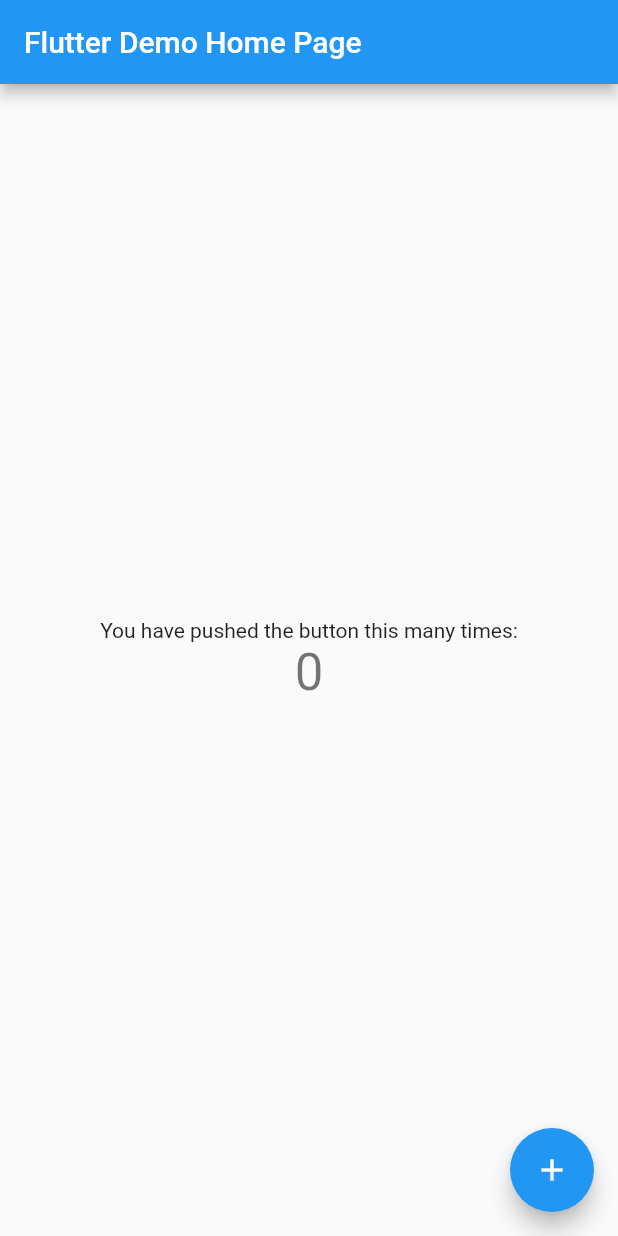
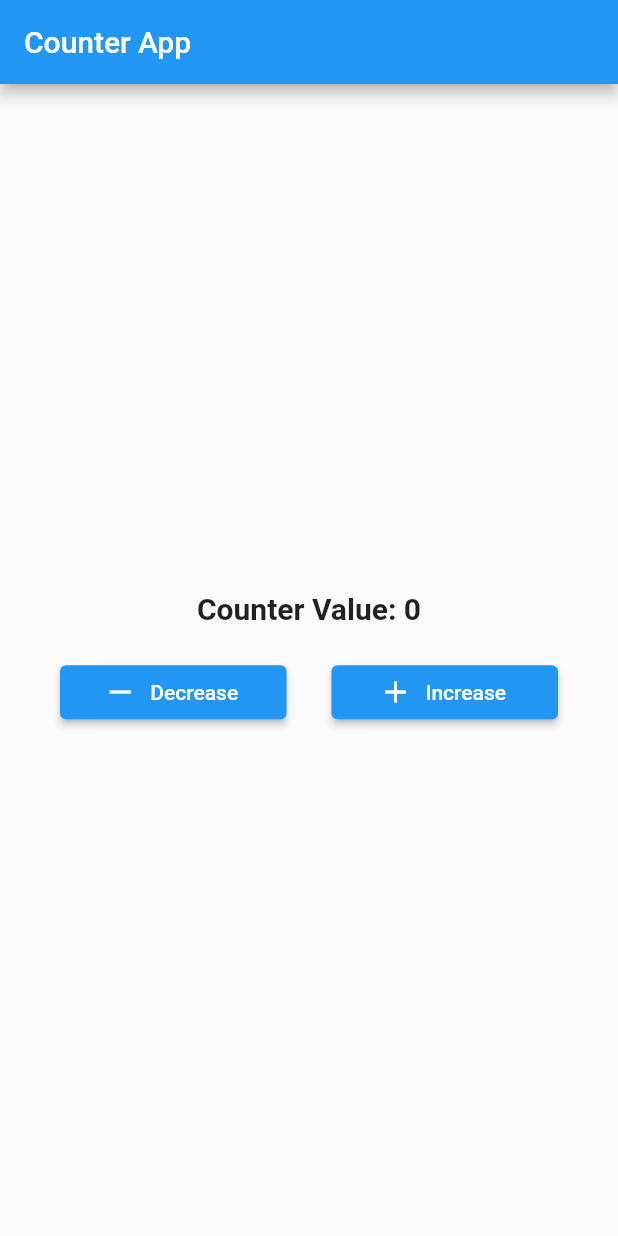
Before and after one commit to Neloy-SWE/Counter-App, a Flutter app: the screen it shows after launch, on a phone screen of 412 x 824 dp. Run offline on Flutter 3.47's test engine with Material 2 defaults, Android fonts, the phone set to English and light mode, and no system bars.

Commit message:
user interface done, uitilies are added

```diff
--- a/lib/main.dart
+++ b/lib/main.dart
@@ -1,3 +1,4 @@
+import 'package:counter_app/screens/homepage.dart';
 import 'package:flutter/material.dart';
 
 void main() {
@@ -5,111 +6,10 @@ void main() {
 }
 
 class MyApp extends StatelessWidget {
-  const MyApp({super.key});
-
-  // This widget is the root of your application.
-  @override
-  Widget build(BuildContext context) {
-    return MaterialApp(
-      title: 'Flutter Demo',
-      theme: ThemeData(
-        // This is the theme of your application.
-        //
-        // Try running your application with "flutter run". You'll see the
-        // application has a blue toolbar. Then, without quitting the app, try
-        // changing the primarySwatch below to Colors.green and then invoke
-        // "hot reload" (press "r" in the console where you ran "flutter run",
-        // or simply save your changes to "hot reload" in a Flutter IDE).
-        // Notice that the counter didn't reset back to zero; the application
-        // is not restarted.
-        primarySwatch: Colors.blue,
-      ),
-      home: const MyHomePage(title: 'Flutter Demo Home Page'),
-    );
-  }
-}
-
-class MyHomePage extends StatefulWidget {
-  const MyHomePage({super.key, required this.title});
-
-  // This widget is the home page of your application. It is stateful, meaning
-  // that it has a State object (defined below) that contains fields that affect
-  // how it looks.
-
-  // This class is the configuration for the state. It holds the values (in this
-  // case the title) provided by the parent (in this case the App widget) and
-  // used by the build method of the State. Fields in a Widget subclass are
-  // always marked "final".
-
-  final String title;
-
-  @override
-  State<MyHomePage> createState() => _MyHomePageState();
-}
-
-class _MyHomePageState extends State<MyHomePage> {
-  int _counter = 0;
-
-  void _incrementCounter() {
-    setState(() {
-      // This call to setState tells the Flutter framework that something has
-      // changed in this State, which causes it to rerun the build method below
-      // so that the display can reflect the updated values. If we changed
-      // _counter without calling setState(), then the build method would not be
-      // called again, and so nothing would appear to happen.
-      _counter++;
-    });
-  }
+  const MyApp({Key? key}) : super(key: key);
 
   @override
   Widget build(BuildContext context) {
-    // This method is rerun every time setState is called, for instance as done
-    // by the _incrementCounter method above.
-    //
-    // The Flutter framework has been optimized to make rerunning build methods
-    // fast, so that you can just rebuild anything that needs updating rather
-    // than having to individually change instances of widgets.
-    return Scaffold(
-      appBar: AppBar(
-        // Here we take the value from the MyHomePage object that was created by
-        // the App.build method, and use it to set our appbar title.
-        title: Text(widget.title),
-      ),
-      body: Center(
-        // Center is a layout widget. It takes a single child and positions it
-        // in the middle of the parent.
-        child: Column(
-          // Column is also a layout widget. It takes a list of children and
-          // arranges them vertically. By default, it sizes itself to fit its
-          // children horizontally, and tries to be as tall as its parent.
-          //
-          // Invoke "debug painting" (press "p" in the console, choose the
-          // "Toggle Debug Paint" action from the Flutter Inspector in Android
-          // Studio, or the "Toggle Debug Paint" command in Visual Studio Code)
-          // to see the wireframe for each widget.
-          //
-          // Column has various properties to control how it sizes itself and
-          // how it positions its children. Here we use mainAxisAlignment to
-          // center the children vertically; the main axis here is the vertical
-          // axis because Columns are vertical (the cross axis would be
-          // horizontal).
-          mainAxisAlignment: MainAxisAlignment.center,
-          children: <Widget>[
-            const Text(
-              'You have pushed the button this many times:',
-            ),
-            Text(
-              '$_counter',
-              style: Theme.of(context).textTheme.headline4,
-            ),
-          ],
-        ),
-      ),
-      floatingActionButton: FloatingActionButton(
-        onPressed: _incrementCounter,
-        tooltip: 'Increment',
-        child: const Icon(Icons.add),
-      ), // This trailing comma makes auto-formatting nicer for build methods.
-    );
+    return const HomePage();
   }
 }
--- /dev/null
+++ b/lib/screens/homepage.dart
@@ -0,0 +1,69 @@
+import 'package:counter_app/utils/app_size.dart';
+import 'package:counter_app/utils/strings.dart';
+import 'package:flutter/material.dart';
+
+class HomePage extends StatelessWidget {
+  const HomePage({Key? key}) : super(key: key);
+
+  @override
+  Widget build(BuildContext context) {
+    return MaterialApp(
+      title: AllText.appTitle,
+      debugShowCheckedModeBanner: false,
+      home: Scaffold(
+        appBar: AppBar(
+          title: const Text(AllText.appTitle),
+        ),
+        body: Column(
+          mainAxisAlignment: MainAxisAlignment.center,
+          children: [
+            // result text
+            const Center(
+              child: Text(
+                "${AllText.counterValueColon}0",
+                style: TextStyle(
+                  fontSize: 20,
+                  fontWeight: FontWeight.bold,
+                ),
+              ),
+            ),
+            Gap.h20,
+
+            // buttons
+            Padding(
+              padding: const EdgeInsets.symmetric(horizontal: 40),
+              child: Row(
+                mainAxisAlignment: MainAxisAlignment.spaceEvenly,
+                children: [
+                  Expanded(
+                    child: ElevatedButton.icon(
+                      onPressed: () {},
+                      icon: const Icon(
+                        Icons.remove,
+                      ),
+                      label: const Text(
+                        AllText.decrease,
+                      ),
+                    ),
+                  ),
+                  Gap.w30,
+                  Expanded(
+                    child: ElevatedButton.icon(
+                      onPressed: () {},
+                      icon: const Icon(
+                        Icons.add,
+                      ),
+                      label: const Text(
+                        AllText.increase,
+                      ),
+                    ),
+                  ),
+                ],
+              ),
+            ),
+          ],
+        ),
+      ),
+    );
+  }
+}
--- /dev/null
+++ b/lib/utils/app_size.dart
@@ -0,0 +1,9 @@
+import 'package:flutter/material.dart';
+
+class Gap {
+  // height
+  static const SizedBox h20 = SizedBox(height: 20);
+
+  // width
+  static const SizedBox w30 = SizedBox(width: 30);
+}
--- /dev/null
+++ b/lib/utils/strings.dart
@@ -0,0 +1,6 @@
+class AllText {
+  static const String appTitle = "Counter App";
+  static const String counterValueColon = "Counter Value: ";
+  static const String decrease = "Decrease";
+  static const String increase = "Increase";
+}
--- a/pubspec.yaml
+++ b/pubspec.yaml
@@ -36,6 +36,8 @@ dependencies:
   # The following adds the Cupertino Icons font to your application.
   # Use with the CupertinoIcons class for iOS style icons.
   cupertino_icons: ^1.0.2
+  equatable: ^2.0.5
+  flutter_bloc: ^8.1.1
 
 dev_dependencies:
   flutter_test:
```
Also changed, not shown: pubspec.lock.
